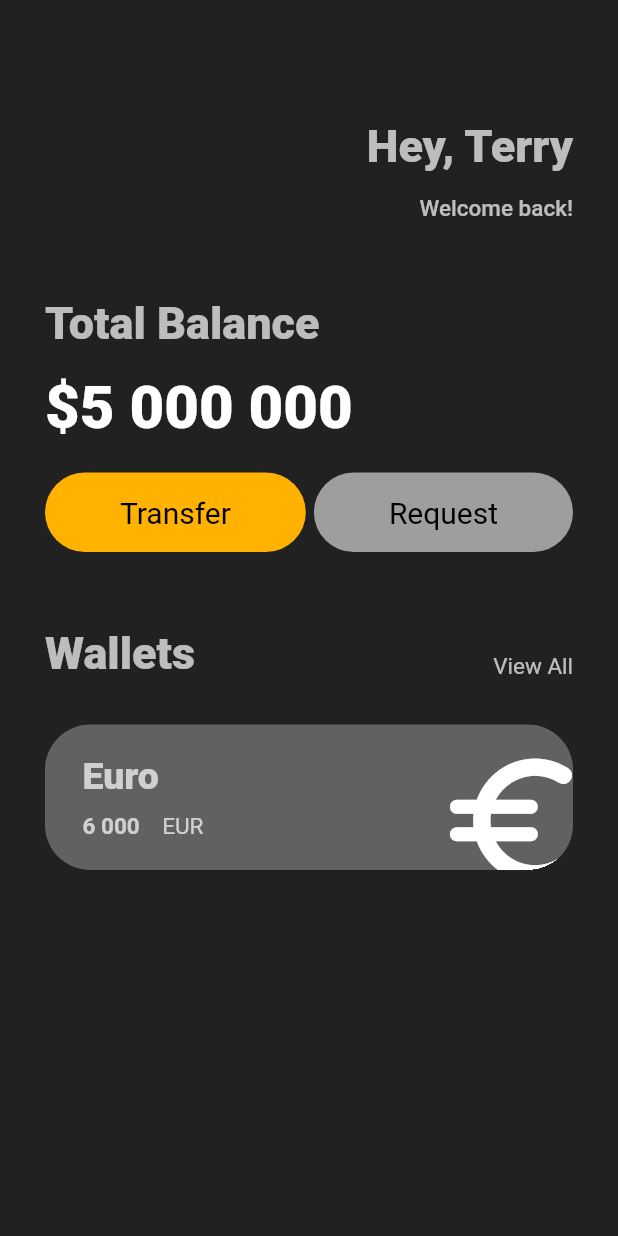
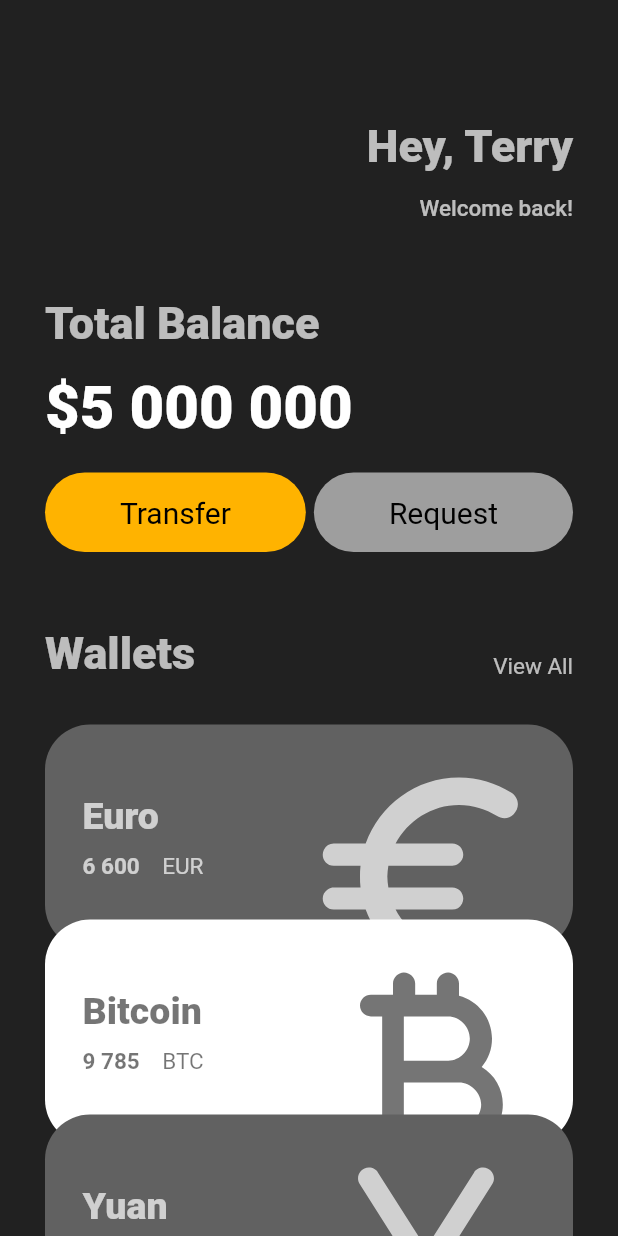
Before and after one commit to geepum/toonflix, a Flutter app: the screen it shows after launch, on a phone screen of 412 x 824 dp. Run offline on Flutter 3.47's test engine with Material 2 defaults, Android fonts, the phone set to English and light mode, and no system bars.

Commit message:
3.8 Reusable Cards

```diff
--- a/lib/main.dart
+++ b/lib/main.dart
@@ -1,5 +1,6 @@
 import 'package:flutter/material.dart';
 import 'package:toonflix/Widgets/buttons.dart';
+import 'package:toonflix/widgets/wallets.dart';
 
 void main() {
   runApp(const MyApp());
@@ -14,7 +15,8 @@ class MyApp extends StatelessWidget {
     return MaterialApp(
       home: Scaffold(
         backgroundColor: Colors.grey[900],
-        body: Padding(
+        body: SingleChildScrollView(
+          child: Padding(
             padding: const EdgeInsets.symmetric(horizontal: 30.0),
             child: Column(
               children: [
@@ -123,77 +125,37 @@ class MyApp extends StatelessWidget {
                 const SizedBox(
                   height: 30.0,
                 ),
-              Container(
-                clipBehavior: Clip.hardEdge,
-                decoration: BoxDecoration(
-                  color: Colors.grey[700],
-                  borderRadius: BorderRadius.circular(30.0),
+                const Wallet(
+                  currency: 'Euro',
+                  abbreviation: 'EUR',
+                  amount: '6 600',
+                  symbol: Icons.euro_rounded,
+                  isInverted: false,
                 ),
-                child: Padding(
-                  padding: const EdgeInsets.symmetric(
-                    vertical: 20.0,
-                    horizontal: 25.0,
-                  ),
-                  child: Row(
-                    mainAxisAlignment: MainAxisAlignment.spaceBetween,
-                    children: [
-                      Column(
-                        crossAxisAlignment: CrossAxisAlignment.start,
-                        children: [
-                          const Text(
-                            'Euro',
-                            style: TextStyle(
-                              color: Colors.white70,
-                              fontSize: 25.0,
-                              fontWeight: FontWeight.w900,
+                Transform.translate(
+                  offset: const Offset(0, -20),
+                  child: const Wallet(
+                    currency: 'Bitcoin',
+                    abbreviation: 'BTC',
+                    amount: '9 785',
+                    symbol: Icons.currency_bitcoin_rounded,
+                    isInverted: true,
                   ),
                 ),
-                          const SizedBox(
-                            height: 10.0,
-                          ),
-                          Row(
-                            children: const [
-                              Text(
-                                '6 000',
-                                style: TextStyle(
-                                  color: Colors.white70,
-                                  fontSize: 15.0,
-                                  fontWeight: FontWeight.w600,
-                                ),
-                              ),
-                              SizedBox(
-                                width: 15.0,
-                              ),
-                              Text(
-                                'EUR',
-                                style: TextStyle(
-                                  color: Colors.white70,
-                                  fontSize: 15.0,
-                                  fontWeight: FontWeight.w400,
-                                ),
-                              ),
-                            ],
-                          ),
-                        ],
-                      ),
-                      Transform.scale(
-                        scale: 2.2,
-                        child: Transform.translate(
-                          offset: const Offset(5, 7),
-                          child: const Icon(
-                            Icons.euro_rounded,
-                            color: Colors.white,
-                            size: 50.0,
-                          ),
+                Transform.translate(
+                  offset: const Offset(0, -40),
+                  child: const Wallet(
+                    currency: 'Yuan',
+                    abbreviation: 'CNY',
+                    amount: '10 000',
+                    symbol: Icons.currency_yuan_rounded,
+                    isInverted: false,
                   ),
                 ),
               ],
             ),
           ),
         ),
-            ],
-          ),
-        ),
       ),
     );
   }
--- a/lib/widgets/wallets.dart
+++ b/lib/widgets/wallets.dart
@@ -1,27 +1,44 @@
 import 'package:flutter/material.dart';
 
 class Wallet extends StatelessWidget {
-  const Wallet({super.key});
+  final String currency, abbreviation, amount;
+  final IconData symbol;
+  final bool isInverted;
+
+  final _blackColor = Colors.black54;
+
+  const Wallet({
+    super.key,
+    required this.currency,
+    required this.abbreviation,
+    required this.amount,
+    required this.symbol,
+    required this.isInverted,
+  });
 
   @override
   Widget build(BuildContext context) {
     return Container(
+      clipBehavior: Clip.hardEdge,
       decoration: BoxDecoration(
-        color: Colors.grey[700],
+        color: isInverted ? Colors.white : Colors.grey[700],
         borderRadius: BorderRadius.circular(30.0),
       ),
       child: Padding(
         padding: const EdgeInsets.symmetric(
-          vertical: 20.0,
+          vertical: 35.0,
           horizontal: 25.0,
         ),
-        child: Column(
+        child: Row(
+          mainAxisAlignment: MainAxisAlignment.spaceBetween,
+          children: [
+            Column(
               crossAxisAlignment: CrossAxisAlignment.start,
               children: [
-            const Text(
-              'Euro',
+                Text(
+                  currency,
                   style: TextStyle(
-                color: Colors.white70,
+                    color: isInverted ? Colors.black54 : Colors.white70,
                     fontSize: 25.0,
                     fontWeight: FontWeight.w900,
                   ),
@@ -30,28 +47,41 @@ class Wallet extends StatelessWidget {
                   height: 10.0,
                 ),
                 Row(
-              children: const [
+                  children: [
                     Text(
-                  '6 000',
+                      amount,
                       style: TextStyle(
-                    color: Colors.white70,
+                        color: isInverted ? _blackColor : Colors.white70,
                         fontSize: 15.0,
                         fontWeight: FontWeight.w600,
                       ),
                     ),
-                SizedBox(
+                    const SizedBox(
                       width: 15.0,
                     ),
                     Text(
-                  'EUR',
+                      abbreviation,
                       style: TextStyle(
-                    color: Colors.white70,
+                        color: isInverted ? _blackColor : Colors.white70,
                         fontSize: 15.0,
                         fontWeight: FontWeight.w400,
                       ),
                     ),
                   ],
-            )
+                ),
+              ],
+            ),
+            Transform.scale(
+              scale: 2.2,
+              child: Transform.translate(
+                offset: const Offset(-15, 12),
+                child: Icon(
+                  symbol,
+                  color: isInverted ? _blackColor : Colors.white70,
+                  size: 80.0,
+                ),
+              ),
+            ),
           ],
         ),
       ),
```
Lines whose indentation alone changed are shown as unchanged.
